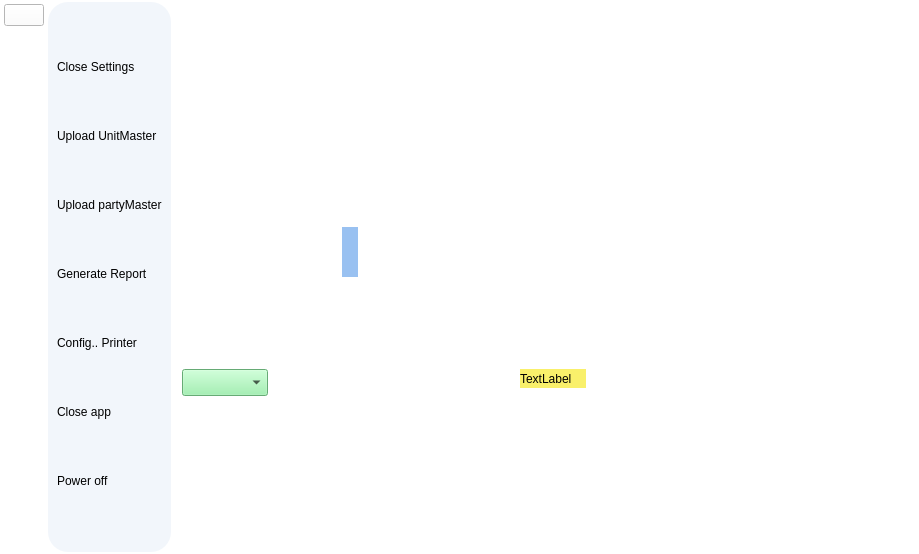
Before: the Qt Designer form frontend/untitled.ui in adityakhode/MPUTESTER, drawn with Qt 5.
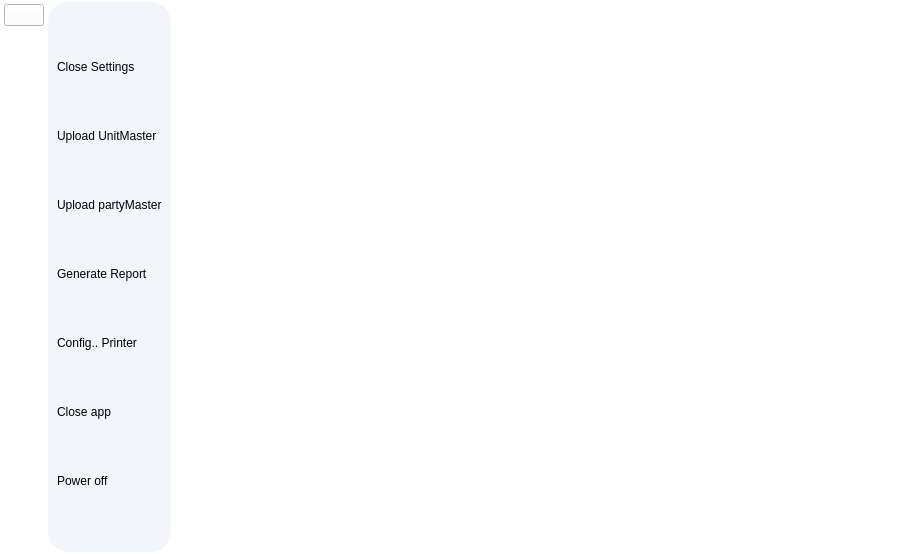
After: the same form once the commit is applied. The open tabs and pages were chosen to show the change. Icons and pictures are not drawn.

Commit message: Feat:Sarted integrating UI in App

```diff
--- a/frontend/untitled.ui
+++ b/frontend/untitled.ui
@@ -327,126 +327,14 @@
        <item>
         <widget class="QStackedWidget" name="stackedWidget">
          <property name="styleSheet">
-          <string notr="true">background-color: rgb(255, 255, 255);</string>
+          <string notr="true">background-color: rgb(255, 255, 255);
+border-radius:5px;</string>
          </property>
          <property name="currentIndex">
           <number>3</number>
          </property>
          <widget class="QWidget" name="welcomePage">
-          <widget class="QLabel" name="label">
-           <property name="geometry">
-            <rect>
-             <x>338</x>
-             <y>252</y>
-             <width>66</width>
-             <height>19</height>
-            </rect>
-           </property>
-           <property name="styleSheet">
-            <string notr="true">background-color: rgb(249, 240, 107);</string>
-           </property>
-           <property name="text">
-            <string>TextLabel</string>
-           </property>
-          </widget>
-          <widget class="QComboBox" name="partNoList">
-           <property name="geometry">
-            <rect>
-             <x>0</x>
-             <y>252</y>
-             <width>86</width>
-             <height>27</height>
-            </rect>
-           </property>
-           <property name="styleSheet">
-            <string notr="true">background-color: rgb(143, 240, 164);</string>
-           </property>
-          </widget>
-          <widget class="QFrame" name="frame_86">
-           <property name="geometry">
-            <rect>
-             <x>50</x>
-             <y>80</y>
-             <width>639</width>
-             <height>100</height>
-            </rect>
-           </property>
-           <property name="sizePolicy">
-            <sizepolicy hsizetype="Preferred" vsizetype="MinimumExpanding">
-             <horstretch>0</horstretch>
-             <verstretch>0</verstretch>
-            </sizepolicy>
-           </property>
-           <property name="minimumSize">
-            <size>
-             <width>50</width>
-             <height>0</height>
-            </size>
-           </property>
-           <property name="maximumSize">
-            <size>
-             <width>16777215</width>
-             <height>100</height>
-            </size>
-           </property>
-           <property name="frameShape">
-            <enum>QFrame::NoFrame</enum>
-           </property>
-           <property name="frameShadow">
-            <enum>QFrame::Raised</enum>
-           </property>
-           <widget class="QLabel" name="label_43">
-            <property name="geometry">
-             <rect>
-              <x>110</x>
-              <y>30</y>
-              <width>16</width>
-              <height>50</height>
-             </rect>
-            </property>
-            <property name="sizePolicy">
-             <sizepolicy hsizetype="MinimumExpanding" vsizetype="MinimumExpanding">
-              <horstretch>0</horstretch>
-              <verstretch>0</verstretch>
-             </sizepolicy>
-            </property>
-            <property name="minimumSize">
-             <size>
-              <width>0</width>
-              <height>50</height>
-             </size>
-            </property>
-            <property name="maximumSize">
-             <size>
-              <width>16777215</width>
-              <height>100</height>
-             </size>
-            </property>
-            <property name="focusPolicy">
-             <enum>Qt::TabFocus</enum>
-            </property>
-            <property name="layoutDirection">
-             <enum>Qt::LeftToRight</enum>
-            </property>
-            <property name="autoFillBackground">
-             <bool>false</bool>
-            </property>
-            <property name="styleSheet">
-             <string notr="true">border-radius:15px;
-background-color: rgb(153, 193, 241);
-</string>
-            </property>
-            <property name="text">
-             <string/>
-            </property>
-            <property name="scaledContents">
-             <bool>true</bool>
-            </property>
-            <property name="alignment">
-             <set>Qt::AlignCenter</set>
-            </property>
-           </widget>
-          </widget>
+          <layout class="QGridLayout" name="gridLayout"/>
          </widget>
          <widget class="QWidget" name="entryForm">
           <layout class="QHBoxLayout" name="horizontalLayout">
```
Left out of the diff: 70 changed lines with no effect on the pictures. Lines whose indentation alone changed are shown as unchanged. The commit also changes 2 other files.
